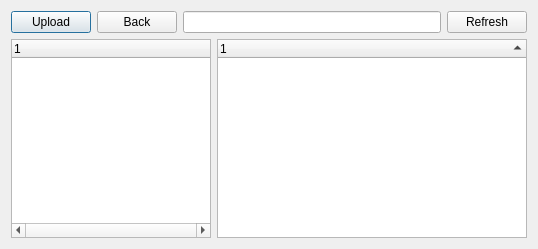
Above: src/qt/ui/file_browser.ui from maidsafe-archive/MaidSafe-Encrypt before the change. Below: the same form after it.
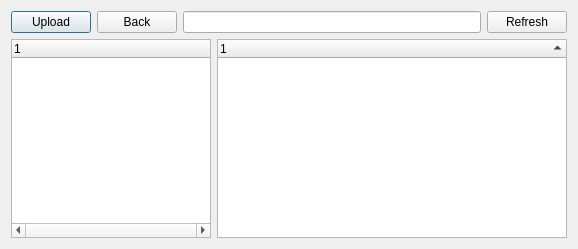
That is the form after the change.

Commit message: File Browser UI Change and Sort Functions Implemented

```diff
--- a/src/qt/ui/file_browser.ui
+++ b/src/qt/ui/file_browser.ui
@@ -6,7 +6,7 @@
    <rect>
     <x>0</x>
     <y>0</y>
-    <width>538</width>
+    <width>578</width>
     <height>249</height>
    </rect>
   </property>
```
Left out of the diff: 2 changed lines with no effect on the pictures. The commit also changes 1 other file.
